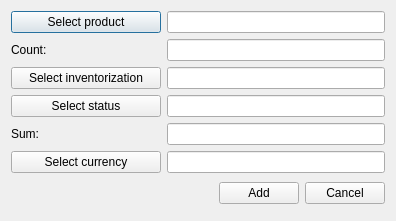
The window that OrmasAdmin/OrmasAdmin/CreateInvListDlg.ui (Dalerjon/TheOrmasProejct) describes before a commit, drawn with Qt 5.
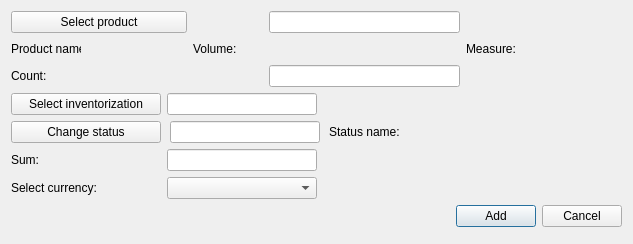
The same window after the commit.

What changed in the file:
```diff
--- a/OrmasAdmin/OrmasAdmin/CreateInvListDlg.ui
+++ b/OrmasAdmin/OrmasAdmin/CreateInvListDlg.ui
@@ -6,8 +6,8 @@
    <rect>
     <x>0</x>
     <y>0</y>
-    <width>396</width>
-    <height>221</height>
+    <width>633</width>
+    <height>244</height>
    </rect>
   </property>
   <property name="windowTitle">
@@ -32,34 +32,7 @@
    <property name="bottomMargin">
     <number>17</number>
    </property>
-   <item row="1" column="0">
-    <widget class="QLabel" name="countLb">
-     <property name="minimumSize">
-      <size>
-       <width>150</width>
-       <height>0</height>
-      </size>
-     </property>
-     <property name="text">
-      <string>Count:</string>
-     </property>
-    </widget>
-   </item>
-   <item row="0" column="1">
-    <widget class="QLineEdit" name="productEdit">
-     <property name="readOnly">
-      <bool>true</bool>
-     </property>
-    </widget>
-   </item>
-   <item row="0" column="0">
-    <widget class="QPushButton" name="productBtn">
-     <property name="text">
-      <string>Select product</string>
-     </property>
-    </widget>
-   </item>
-   <item row="3" column="0" colspan="2">
+   <item row="4" column="0" colspan="6">
     <layout class="QHBoxLayout" name="horizontalLayout">
      <item>
       <spacer name="horizontalSpacer">
@@ -90,14 +63,41 @@
      </item>
     </layout>
    </item>
-   <item row="1" column="1">
+   <item row="2" column="0" colspan="2">
+    <widget class="QLabel" name="countLb">
+     <property name="minimumSize">
+      <size>
+       <width>150</width>
+       <height>0</height>
+      </size>
+     </property>
+     <property name="text">
+      <string>Count:</string>
+     </property>
+    </widget>
+   </item>
+   <item row="0" column="0" colspan="2">
+    <widget class="QPushButton" name="productBtn">
+     <property name="text">
+      <string>Select product</string>
+     </property>
+    </widget>
+   </item>
+   <item row="2" column="3">
     <widget class="QLineEdit" name="countEdit">
      <property name="toolTip">
       <string>&lt;html&gt;&lt;head/&gt;&lt;body&gt;&lt;p&gt;For example: 100&lt;/p&gt;&lt;/body&gt;&lt;/html&gt;</string>
      </property>
     </widget>
    </item>
-   <item row="2" column="0" colspan="2">
+   <item row="0" column="3">
+    <widget class="QLineEdit" name="productEdit">
+     <property name="readOnly">
+      <bool>true</bool>
+     </property>
+    </widget>
+   </item>
+   <item row="3" column="0" colspan="6">
     <widget class="QWidget" name="editSectionWgt" native="true">
      <layout class="QGridLayout" name="gridLayout_3">
       <property name="leftMargin">
@@ -112,6 +112,22 @@
       <property name="bottomMargin">
        <number>0</number>
       </property>
+      <item row="0" column="1">
+       <widget class="QLineEdit" name="inventorizationEdit">
+        <property name="maximumSize">
+         <size>
+          <width>150</width>
+          <height>16777215</height>
+         </size>
+        </property>
+        <property name="text">
+         <string/>
+        </property>
+        <property name="readOnly">
+         <bool>true</bool>
+        </property>
+       </widget>
+      </item>
       <item row="2" column="0">
        <widget class="QLabel" name="sumLb">
         <property name="minimumSize">
@@ -125,20 +141,32 @@
         </property>
        </widget>
       </item>
+      <item row="0" column="2">
+       <spacer name="horizontalSpacer_2">
+        <property name="orientation">
+         <enum>Qt::Horizontal</enum>
+        </property>
+        <property name="sizeHint" stdset="0">
+         <size>
+          <width>40</width>
+          <height>20</height>
+         </size>
+        </property>
+       </spacer>
+      </item>
       <item row="2" column="1">
        <widget class="QLineEdit" name="sumEdit">
+        <property name="maximumSize">
+         <size>
+          <width>150</width>
+          <height>16777215</height>
+         </size>
+        </property>
         <property name="toolTip">
          <string>&lt;html&gt;&lt;head/&gt;&lt;body&gt;&lt;p&gt;For example: 300 (pedends on currency, in that case 300 USD)&lt;/p&gt;&lt;/body&gt;&lt;/html&gt;</string>
         </property>
        </widget>
       </item>
-      <item row="1" column="0">
-       <widget class="QPushButton" name="statusBtn">
-        <property name="text">
-         <string>Select status</string>
-        </property>
-       </widget>
-      </item>
       <item row="0" column="0">
        <widget class="QPushButton" name="inventorizationBtn">
         <property name="minimumSize">
@@ -152,40 +180,245 @@
         </property>
        </widget>
       </item>
-      <item row="1" column="1">
-       <widget class="QLineEdit" name="statusEdit">
-        <property name="readOnly">
-         <bool>true</bool>
+      <item row="2" column="2">
+       <spacer name="horizontalSpacer_3">
+        <property name="orientation">
+         <enum>Qt::Horizontal</enum>
         </property>
-       </widget>
+        <property name="sizeHint" stdset="0">
+         <size>
+          <width>40</width>
+          <height>20</height>
+         </size>
+        </property>
+       </spacer>
       </item>
-      <item row="0" column="1">
-       <widget class="QLineEdit" name="inventorizationEdit">
-        <property name="text">
-         <string/>
+      <item row="3" column="2">
+       <spacer name="horizontalSpacer_4">
+        <property name="orientation">
+         <enum>Qt::Horizontal</enum>
         </property>
-        <property name="readOnly">
-         <bool>true</bool>
+        <property name="sizeHint" stdset="0">
+         <size>
+          <width>40</width>
+          <height>20</height>
+         </size>
         </property>
-       </widget>
+       </spacer>
       </item>
-      <item row="3" column="0">
-       <widget class="QPushButton" name="currencyBtn">
-        <property name="text">
-         <string>Select currency</string>
-        </property>
+      <item row="1" column="0" colspan="3">
+       <widget class="QWidget" name="statusWidget" native="true">
+        <layout class="QHBoxLayout" name="horizontalLayout_3">
+         <property name="spacing">
+          <number>9</number>
+         </property>
+         <property name="leftMargin">
+          <number>0</number>
+         </property>
+         <property name="topMargin">
+          <number>0</number>
+         </property>
+         <property name="rightMargin">
+          <number>0</number>
+         </property>
+         <property name="bottomMargin">
+          <number>0</number>
+         </property>
+         <item>
+          <widget class="QPushButton" name="statusBtn">
+           <property name="sizePolicy">
+            <sizepolicy hsizetype="Fixed" vsizetype="Fixed">
+             <horstretch>0</horstretch>
+             <verstretch>0</verstretch>
+            </sizepolicy>
+           </property>
+           <property name="minimumSize">
+            <size>
+             <width>150</width>
+             <height>0</height>
+            </size>
+           </property>
+           <property name="text">
+            <string>Change status</string>
+           </property>
+          </widget>
+         </item>
+         <item>
+          <widget class="QLineEdit" name="statusEdit">
+           <property name="maximumSize">
+            <size>
+             <width>150</width>
+             <height>16777215</height>
+            </size>
+           </property>
+           <property name="readOnly">
+            <bool>true</bool>
+           </property>
+          </widget>
+         </item>
+         <item>
+          <widget class="QLabel" name="statusLb">
+           <property name="text">
+            <string>Status name:</string>
+           </property>
+          </widget>
+         </item>
+         <item>
+          <widget class="QLabel" name="statusPh">
+           <property name="minimumSize">
+            <size>
+             <width>120</width>
+             <height>0</height>
+            </size>
+           </property>
+           <property name="font">
+            <font>
+             <family>Times New Roman</family>
+             <pointsize>12</pointsize>
+             <weight>75</weight>
+             <italic>true</italic>
+             <bold>true</bold>
+            </font>
+           </property>
+           <property name="text">
+            <string/>
+           </property>
+          </widget>
+         </item>
+        </layout>
        </widget>
       </item>
       <item row="3" column="1">
-       <widget class="QLineEdit" name="currencyEdit">
-        <property name="readOnly">
-         <bool>true</bool>
+       <widget class="QComboBox" name="currencyCmb">
+        <property name="maximumSize">
+         <size>
+          <width>150</width>
+          <height>16777215</height>
+         </size>
+        </property>
+       </widget>
+      </item>
+      <item row="3" column="0">
+       <widget class="QLabel" name="currencyLb">
+        <property name="text">
+         <string>Select currency:</string>
         </property>
        </widget>
       </item>
      </layout>
     </widget>
    </item>
+   <item row="1" column="5">
+    <widget class="QLabel" name="measurePh">
+     <property name="minimumSize">
+      <size>
+       <width>100</width>
+       <height>0</height>
+      </size>
+     </property>
+     <property name="font">
+      <font>
+       <family>Times New Roman</family>
+       <pointsize>12</pointsize>
+       <weight>75</weight>
+       <italic>true</italic>
+       <bold>true</bold>
+      </font>
+     </property>
+     <property name="text">
+      <string/>
+     </property>
+    </widget>
+   </item>
+   <item row="1" column="4">
+    <widget class="QLabel" name="measureLb">
+     <property name="text">
+      <string>Measure:</string>
+     </property>
+    </widget>
+   </item>
+   <item row="1" column="3">
+    <widget class="QLabel" name="volumePh">
+     <property name="minimumSize">
+      <size>
+       <width>100</width>
+       <height>0</height>
+      </size>
+     </property>
+     <property name="font">
+      <font>
+       <family>Times New Roman</family>
+       <pointsize>12</pointsize>
+       <weight>75</weight>
+       <italic>true</italic>
+       <bold>true</bold>
+      </font>
+     </property>
+     <property name="text">
+      <string/>
+     </property>
+    </widget>
+   </item>
+   <item row="1" column="2">
+    <widget class="QLabel" name="volumeLb">
+     <property name="minimumSize">
+      <size>
+       <width>70</width>
+       <height>0</height>
+      </size>
+     </property>
+     <property name="maximumSize">
+      <size>
+       <width>70</width>
+       <height>16777215</height>
+      </size>
+     </property>
+     <property name="text">
+      <string>Volume:</string>
+     </property>
+    </widget>
+   </item>
+   <item row="1" column="1">
+    <widget class="QLabel" name="prodNamePh">
+     <property name="minimumSize">
+      <size>
+       <width>100</width>
+       <height>0</height>
+      </size>
+     </property>
+     <property name="font">
+      <font>
+       <family>Times New Roman</family>
+       <pointsize>12</pointsize>
+       <weight>75</weight>
+       <italic>true</italic>
+       <bold>true</bold>
+      </font>
+     </property>
+     <property name="text">
+      <string/>
+     </property>
+    </widget>
+   </item>
+   <item row="1" column="0">
+    <widget class="QLabel" name="prodNameLb">
+     <property name="minimumSize">
+      <size>
+       <width>70</width>
+       <height>0</height>
+      </size>
+     </property>
+     <property name="maximumSize">
+      <size>
+       <width>70</width>
+       <height>16777215</height>
+      </size>
+     </property>
+     <property name="text">
+      <string>Product name:</string>
+     </property>
+    </widget>
+   </item>
   </layout>
  </widget>
  <tabstops>
```
Left out of the diff: 6 changed lines with no effect on the pictures.
